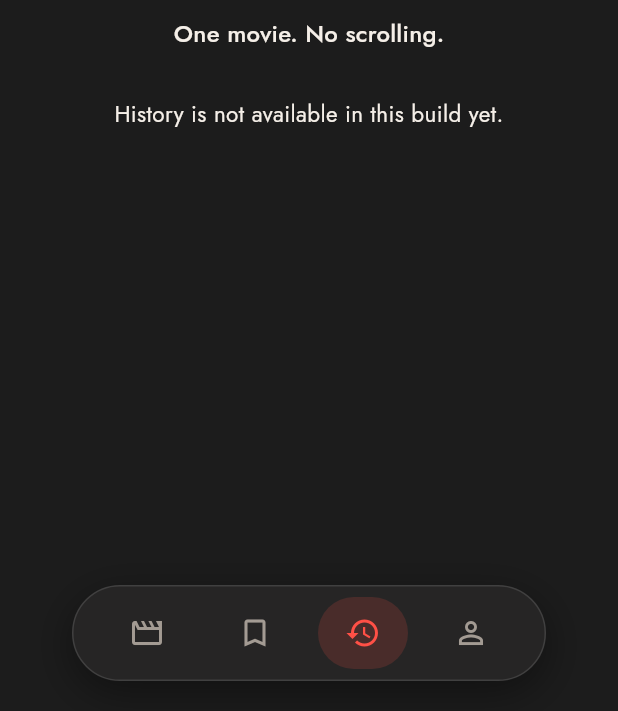
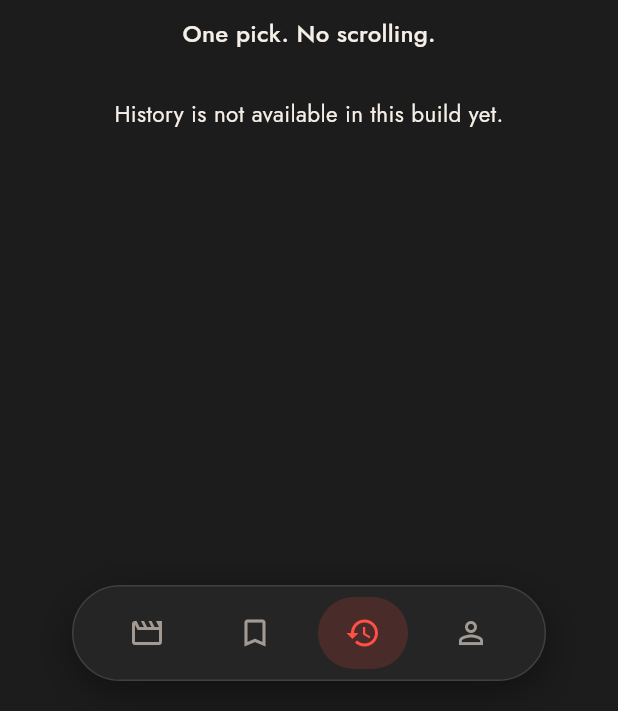
Before and after one commit to shewfx/Cineme, a Flutter app: the HistoryPage screen opened by its route, on a phone screen of 412 x 824 dp, the part 525-1236 px from its top. Run offline on Flutter 3.47's test engine with Material 3 defaults, Android fonts, the phone set to English and light mode, and no system bars; our stand-ins replace dio, flutter_riverpod, flutter_secure_storage, go_router, package_info_plus, shared_preferences and 1 more; accounts and stored records are empty.

Commit message:
Update README for 1.2.x and change tagline to "One pick. No scrolling."
README: describe shows/anime next-episode picks, media preference,
continuity, discovery, details and onboarding; separate web (1.2.0+5),
Android APK (1.2.1+6) and main; document the Android release-target
guard, same-origin vs absolute API targets, and current limitations.

Tagline: replace "One movie. No scrolling." in the onboarding welcome,
the unconfigured-build placeholder, sign-in note, web/app metadata,
PROJECT_SPEC and FRONTEND_SPEC, and the onboarding test assertions.
Historical records (changelog, implementation status, roadmap design
notes) keep the old wording.

Co-Authored-By: Claude Opus 5.5 <noreply@anthropic.com>

```diff
--- a/frontend/lib/core/widgets/state_views.dart
+++ b/frontend/lib/core/widgets/state_views.dart
@@ -198,7 +198,7 @@ class UnavailableView extends StatelessWidget {
       children: [
         Text('Cinemé', style: textTheme.displayMedium),
         const SizedBox(height: 12),
-        Text('One movie. No scrolling.', style: textTheme.titleMedium),
+        Text('One pick. No scrolling.', style: textTheme.titleMedium),
         const SizedBox(height: 32),
         Text(
           '$what is not available in this build yet.',
--- a/frontend/lib/features/auth/presentation/auth_pages.dart
+++ b/frontend/lib/features/auth/presentation/auth_pages.dart
@@ -154,7 +154,7 @@ class SignInPage extends ConsumerWidget {
   @override
   Widget build(BuildContext context, WidgetRef ref) => _AuthScaffold(
     title: 'Sign in',
-    note: 'One movie from your own watchlist, every night.',
+    note: 'One pick from your own watchlist, every night.',
     children: [
       _CredentialsForm(
         submitLabel: 'Sign in',
--- a/frontend/lib/features/onboarding/presentation/onboarding_page.dart
+++ b/frontend/lib/features/onboarding/presentation/onboarding_page.dart
@@ -131,7 +131,7 @@ class _Welcome extends StatelessWidget {
             Semantics(
               header: true,
               child: Text(
-                'One movie. No scrolling.',
+                'One pick. No scrolling.',
                 style: text.headlineMedium,
               ),
             ),
--- a/frontend/pubspec.yaml
+++ b/frontend/pubspec.yaml
@@ -1,5 +1,5 @@
 name: cineme
-description: "Cinemé: one movie from your watchlist."
+description: "Cinemé: one pick from your watchlist."
 # The following line prevents the package from being accidentally published to
 # pub.dev using `flutter pub publish`. This is preferred for private packages.
 publish_to: 'none' # Remove this line if you wish to publish to pub.dev
```
Also changed, not shown: 6 other files.
